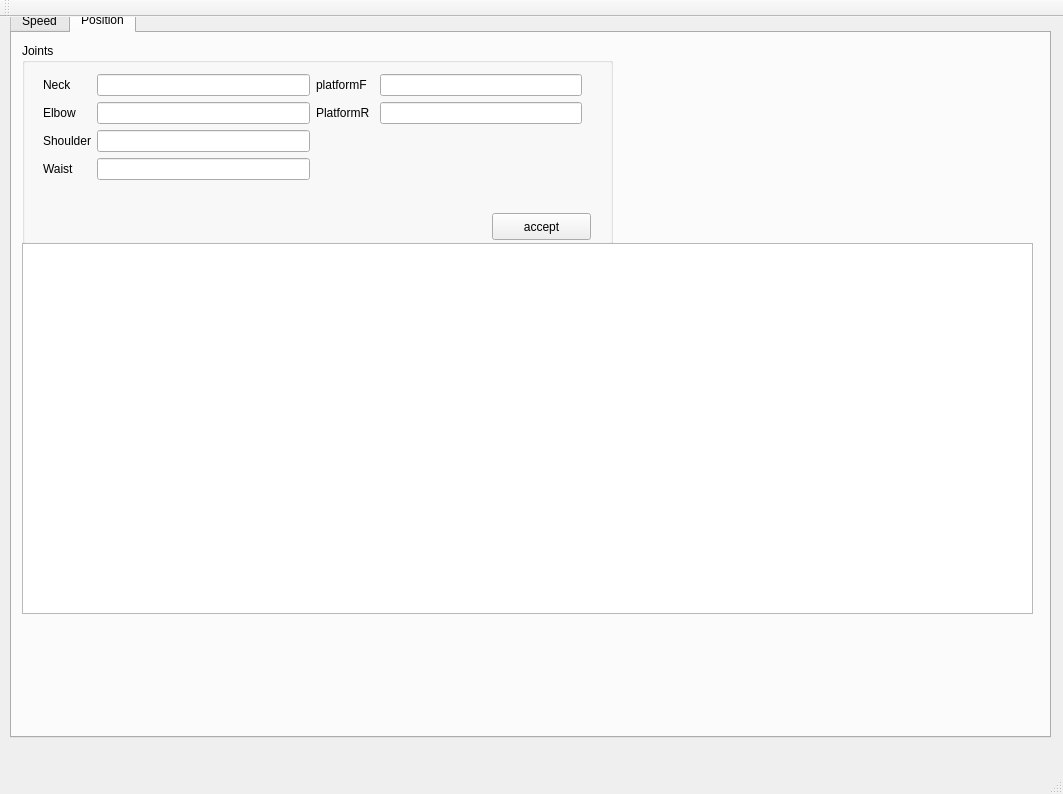
Qt form gui/gui_/robot_gui/mainwindow.ui (Jersey-Devil/engineer_gui) before a commit.
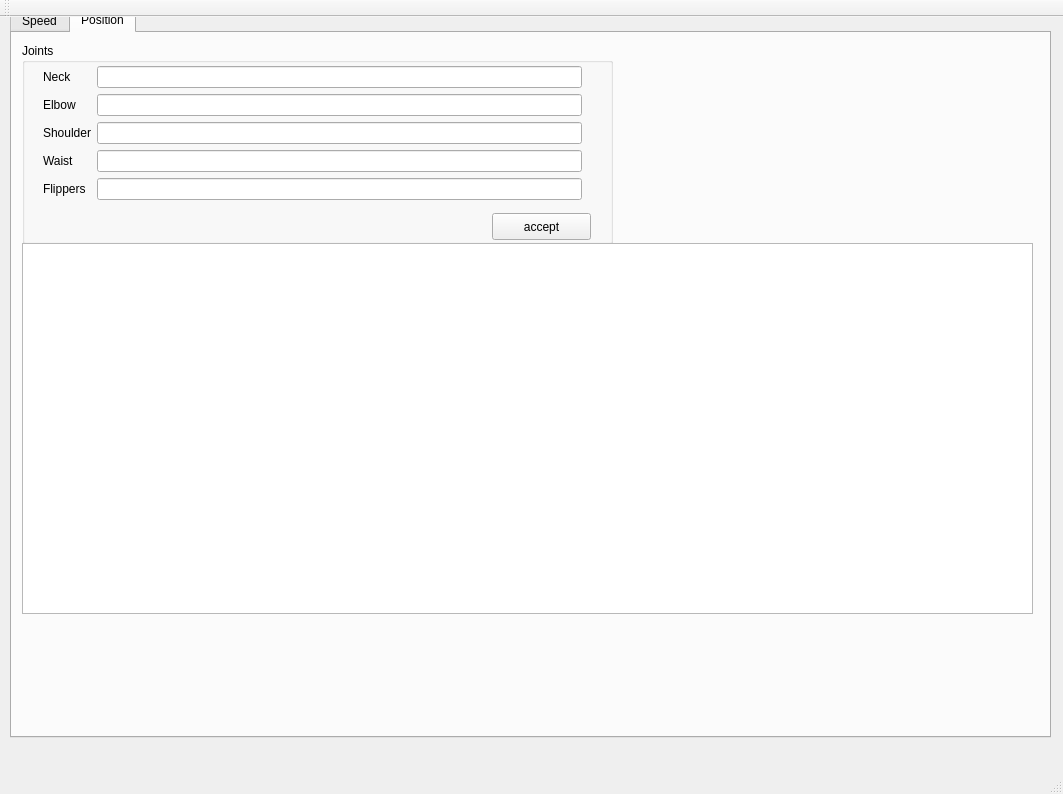
The same form after that commit. Custom widgets are drawn as their Qt base class.

Diff of the .ui file:
```diff
--- a/gui/gui_/robot_gui/mainwindow.ui
+++ b/gui/gui_/robot_gui/mainwindow.ui
@@ -611,9 +611,9 @@
        <property name="geometry">
         <rect>
          <x>10</x>
-         <y>20</y>
+         <y>12</y>
          <width>561</width>
-         <height>141</height>
+         <height>161</height>
         </rect>
        </property>
        <layout class="QHBoxLayout" name="horizontalLayout_7">
@@ -662,6 +662,16 @@
           <item row="3" column="1">
            <widget class="QLineEdit" name="waistAngle"/>
           </item>
+          <item row="4" column="0">
+           <widget class="QLabel" name="label_4">
+            <property name="text">
+             <string>Flippers</string>
+            </property>
+           </widget>
+          </item>
+          <item row="4" column="1">
+           <widget class="QLineEdit" name="flippersAngle"/>
+          </item>
          </layout>
         </item>
         <item>
@@ -678,26 +688,6 @@
           <property name="bottomMargin">
            <number>0</number>
           </property>
-          <item row="0" column="0">
-           <widget class="QLabel" name="platformForwardLabel_2">
-            <property name="text">
-             <string>platformF</string>
-            </property>
-           </widget>
-          </item>
-          <item row="0" column="1">
-           <widget class="QLineEdit" name="platformForwardLineEdit_2"/>
-          </item>
-          <item row="1" column="0">
-           <widget class="QLabel" name="platformRLabel_2">
-            <property name="text">
-             <string>PlatformR</string>
-            </property>
-           </widget>
-          </item>
-          <item row="1" column="1">
-           <widget class="QLineEdit" name="platformRLineEdit_2"/>
-          </item>
          </layout>
         </item>
        </layout>
```
Left out of the diff: 4 changed lines with no effect on the pictures.
